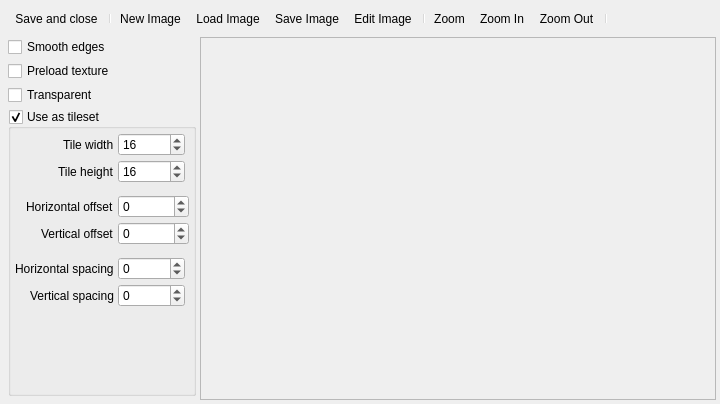
First picture: the form in Editors/BackgroundEditor.ui, repository enigma-dev/RadialGM, before the edit.
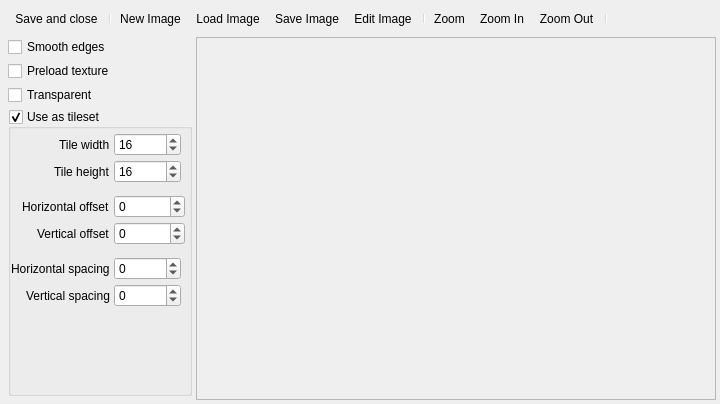
Second picture: the form after the edit. Icons and pictures are not drawn. Custom widgets are drawn as their Qt base class.

Commit message: fix new image dialog

```diff
--- a/Editors/BackgroundEditor.ui
+++ b/Editors/BackgroundEditor.ui
@@ -167,7 +167,7 @@
            <number>4</number>
           </property>
           <property name="leftMargin">
-           <number>4</number>
+           <number>0</number>
           </property>
           <property name="topMargin">
            <number>4</number>
@@ -375,8 +375,8 @@
          <rect>
           <x>0</x>
           <y>0</y>
-          <width>441</width>
-          <height>349</height>
+          <width>438</width>
+          <height>354</height>
          </rect>
         </property>
         <property name="autoFillBackground">
```
Left out of the diff: 22 changed lines with no effect on the pictures. The commit also changes 3 other files.
